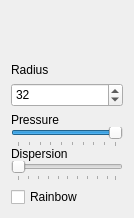
The window that src/toolSettings/SprayCanSettingsWidget.ui (PhotoFlare/photoflare) describes before a commit, drawn with Qt 5.
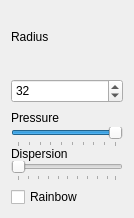
The same window after the commit.

Commit message: Fixed top margin for tool setting widgets

```diff
--- a/src/toolSettings/SprayCanSettingsWidget.ui
+++ b/src/toolSettings/SprayCanSettingsWidget.ui
@@ -13,22 +13,12 @@
   <property name="windowTitle">
    <string>Form</string>
   </property>
-  <layout class="QVBoxLayout" name="verticalLayout_2">
-   <item>
+  <layout class="QGridLayout" name="gridLayout">
+   <property name="topMargin">
+    <number>0</number>
+   </property>
+   <item row="0" column="0">
     <layout class="QVBoxLayout" name="verticalLayout">
-     <item>
-      <spacer name="verticalSpacer">
-       <property name="orientation">
-        <enum>Qt::Vertical</enum>
-       </property>
-       <property name="sizeHint" stdset="0">
-        <size>
-         <width>20</width>
-         <height>40</height>
-        </size>
-       </property>
-      </spacer>
-     </item>
      <item>
       <widget class="QLabel" name="label_3">
        <property name="text">
```
Left out of the diff: 8 changed lines with no effect on the pictures. The commit also changes 9 other files.
